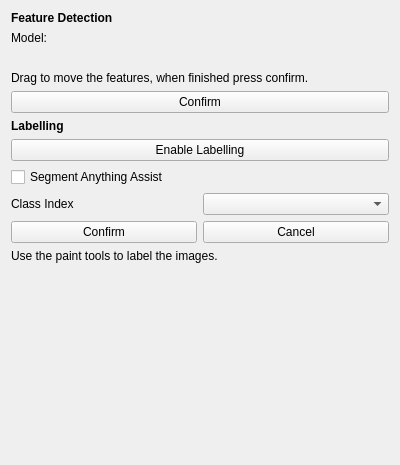
First picture: the form in fibsem/ui/qtdesigner_files/FibsemEmbeddedDetectionWidget.ui, repository DeMarcoLab/fibsem, before the edit.
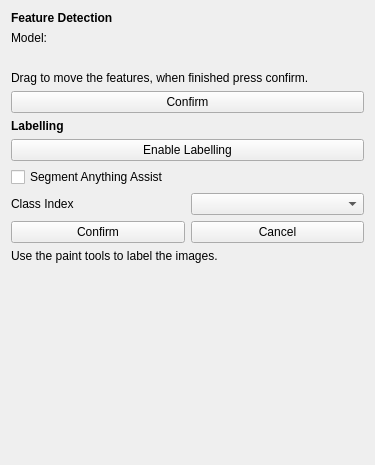
Second picture: the form after the edit.

Diff of the .ui file:
```diff
--- a/fibsem/ui/qtdesigner_files/FibsemEmbeddedDetectionWidget.ui
+++ b/fibsem/ui/qtdesigner_files/FibsemEmbeddedDetectionWidget.ui
@@ -6,7 +6,7 @@
    <rect>
     <x>0</x>
     <y>0</y>
-    <width>400</width>
+    <width>375</width>
     <height>465</height>
    </rect>
   </property>
@@ -26,6 +26,9 @@
      <property name="text">
       <string>Use the paint tools to label the images.</string>
      </property>
+     <property name="wordWrap">
+      <bool>true</bool>
+     </property>
     </widget>
    </item>
    <item row="2" column="0" colspan="2">
@@ -39,6 +42,9 @@
      <property name="text">
       <string/>
      </property>
+     <property name="wordWrap">
+      <bool>true</bool>
+     </property>
     </widget>
    </item>
    <item row="9" column="1">
```
